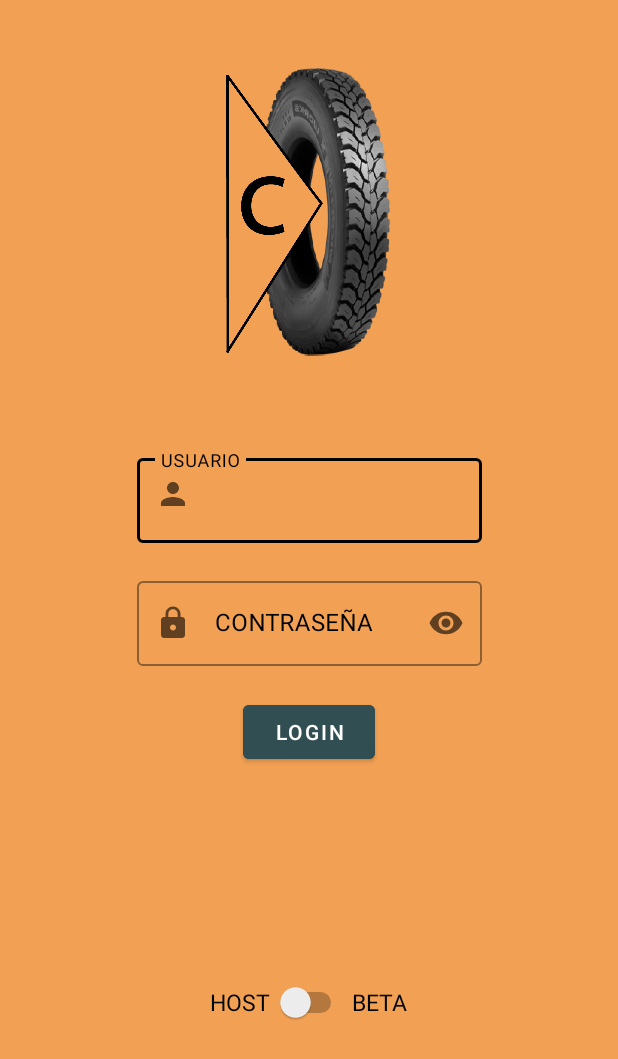
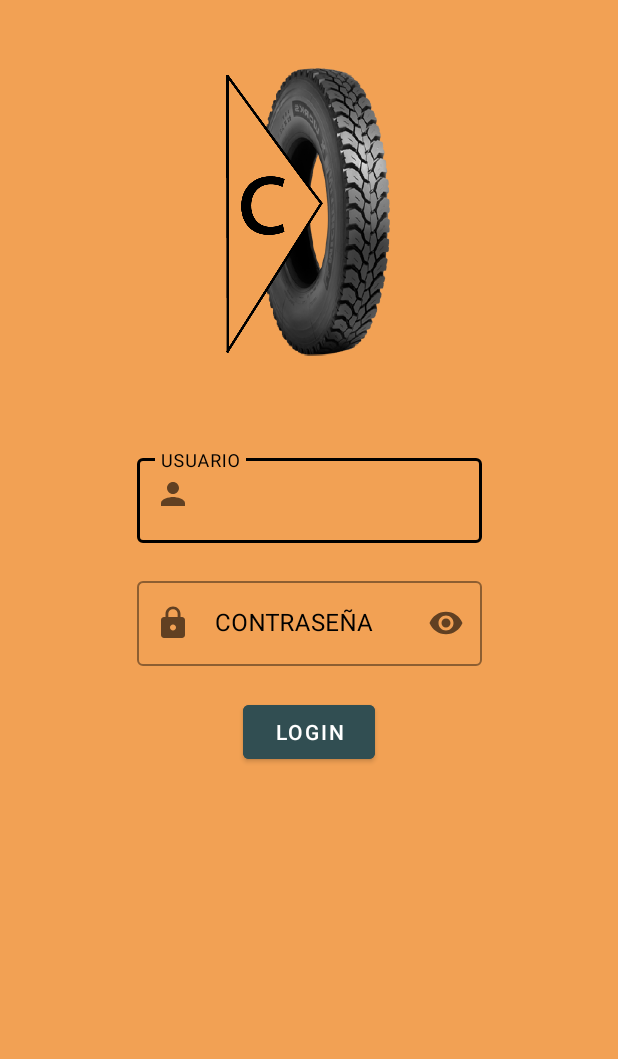
Before and after one commit to Brayan816/RETELL, an Android app: the screen it shows after launch (INICIO), on a phone screen of 412 x 824 dp. Shown: the top 1059 px of the screen. Run offline under Robolectric (Android 15) with nearby library versions, the phone set to English and light mode, and no system bars; 1 statement that could not run was skipped.

Commit message:
Prueba de produccion #1

```diff
--- a/app/src/main/AndroidManifest.xml
+++ b/app/src/main/AndroidManifest.xml
@@ -8,6 +8,8 @@
     <uses-permission android:name="android.permission.ACCESS_NETWORK_STATE" />
     <uses-permission android:name="android.permission.WRITE_EXTERNAL_STORAGE"
         tools:ignore="ScopedStorage" />
+    <uses-permission
+        android:name="android.permission.ACCESS_WIFI_STATE"/>
     <uses-permission android:name="android.permission.READ_EXTERNAL_STORAGE" />
     <uses-permission android:name="android.permission.CAMERA" />
     <uses-permission android:name="android.permission.ACCESS_WIFI_STATE" />
--- a/app/src/main/java/app/jabrex/assot/INICIO.java
+++ b/app/src/main/java/app/jabrex/assot/INICIO.java
@@ -9,14 +9,17 @@ import androidx.core.content.ContextCompat;
 import android.Manifest;
 import android.annotation.SuppressLint;
 import android.app.ProgressDialog;
+import android.content.Context;
 import android.content.Intent;
 import android.content.SharedPreferences;
 import android.content.pm.PackageManager;
 import android.graphics.Color;
 import android.graphics.drawable.ColorDrawable;
+import android.net.wifi.WifiManager;
 import android.os.AsyncTask;
 import android.os.Build;
 import android.os.Bundle;
+import android.text.format.Formatter;
 import android.util.Log;
 import android.util.Pair;
 import android.view.View;
@@ -30,10 +33,13 @@ import android.widget.ToggleButton;
 import com.example.assot.R;
 import com.google.android.material.textfield.TextInputEditText;
 
+import java.util.Arrays;
+import java.util.List;
+
 public class INICIO extends AppCompatActivity {
     private static final String TEG = "SearchActivity";
     private static final int REQUEST_CODE = 1;
-    public TextView FTW;
+    public TextView FTW,NOTAS;
     public Button BY, BD;
     ProgressDialog progressDialog;
     public TextInputEditText TD1, TD2;
@@ -52,20 +58,15 @@ public class INICIO extends AppCompatActivity {
         TD1 = (TextInputEditText) findViewById(R.id.T221);
         TD2 = (TextInputEditText) findViewById(R.id.T222);
         BD = findViewById(R.id.button2);
-        SELECTOR=findViewById(R.id.switch1);
-        SELECTOR.setOnCheckedChangeListener(new CompoundButton.OnCheckedChangeListener() {
-            @Override
-            public void onCheckedChanged(CompoundButton compoundButton, boolean b) {
-                if(b){
-                    VG.DBIP="192.168.1.200";
-                    TD1.setText(VG.DBIP);
-                }
-                else {
-                    VG.DBIP="192.168.0.200";
-                    TD1.setText(VG.DBIP);
-                }
-            }
-        });
+        WifiManager wifiManager = (WifiManager) getApplicationContext().getSystemService(WIFI_SERVICE);
+        String ipAddress = Formatter.formatIpAddress(wifiManager.getConnectionInfo().getIpAddress());
+        NOTAS=findViewById(R.id.NOTAS);
+        if(ipAddress.charAt(8)=='0'){
+            VG.DBIP="192.168.0.200";
+        }
+        else {
+            VG.DBIP="192.168.1.200";
+        }
         PERMISOSXD();
         BD.setOnClickListener(new View.OnClickListener() {
             @Override
@@ -79,11 +80,9 @@ public class INICIO extends AppCompatActivity {
                     A2 = "";
                 }
                 DATOSF();
-                //new Dback().execute("");
             }
         });
         CARGAR();
-
     }
 
     public void DATOSF() {
--- a/app/src/main/res/layout/activity_i_n_i_c_i_o.xml
+++ b/app/src/main/res/layout/activity_i_n_i_c_i_o.xml
@@ -83,36 +83,15 @@
         app:layout_constraintTop_toBottomOf="@+id/textInputLayout2"
         android:layout_marginTop="20dp"/>
 
-    <Switch
-        android:id="@+id/switch1"
+    <TextView
+        android:id="@+id/NOTAS"
         android:layout_width="wrap_content"
         android:layout_height="wrap_content"
-        app:layout_constraintBottom_toBottomOf="parent"
-        app:layout_constraintEnd_toStartOf="@+id/textView2"
-        app:layout_constraintStart_toEndOf="@+id/textView3"
-        app:layout_constraintTop_toBottomOf="@+id/button2" />
-
-    <TextView
-        android:id="@+id/textView2"
-        android:layout_width="wrap_content"
-        android:layout_height="wrap_content"
-        android:layout_marginRight="140dp"
-        android:text="BETA"
+        android:text=""
         android:textColor="@color/black"
         android:textSize="15dp"
         app:layout_constraintBottom_toBottomOf="parent"
         app:layout_constraintEnd_toEndOf="parent"
-        app:layout_constraintTop_toBottomOf="@+id/button2" />
-
-    <TextView
-        android:id="@+id/textView3"
-        android:layout_width="wrap_content"
-        android:layout_height="wrap_content"
-        android:layout_marginLeft="140dp"
-        android:text="HOST"
-        android:textColor="@color/black"
-        android:textSize="15dp"
-        app:layout_constraintBottom_toBottomOf="parent"
         app:layout_constraintStart_toStartOf="parent"
         app:layout_constraintTop_toBottomOf="@+id/button2" />
 
```
Also changed, not shown: app/src/main/java/app/jabrex/assot/LLANTA.java (+0 -27 lines), 1 other file.
